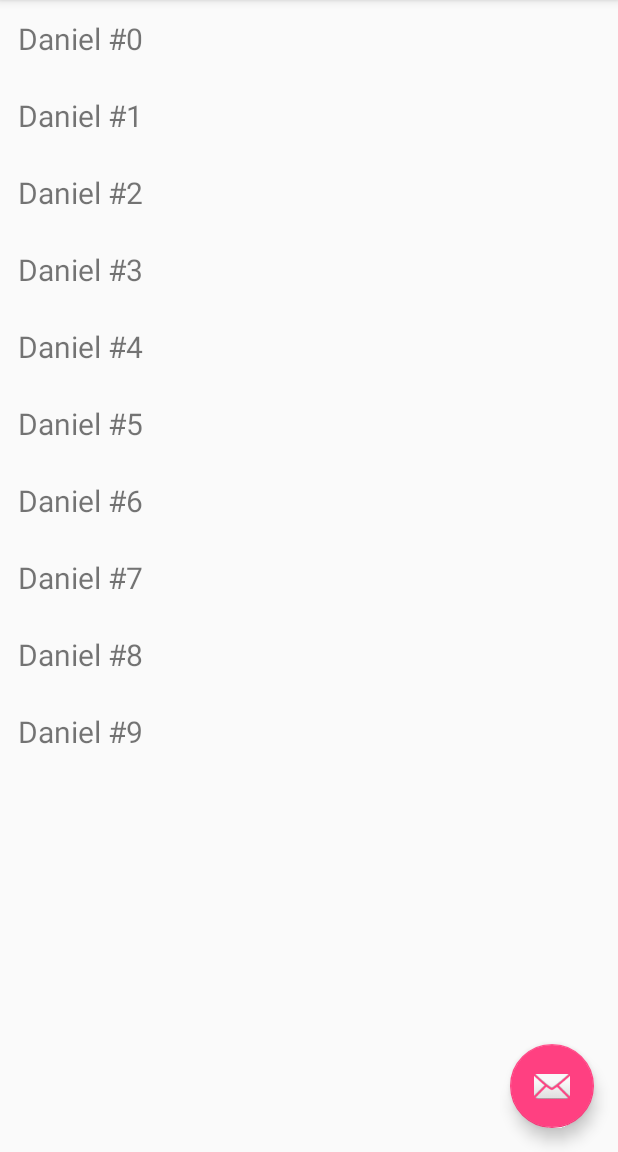
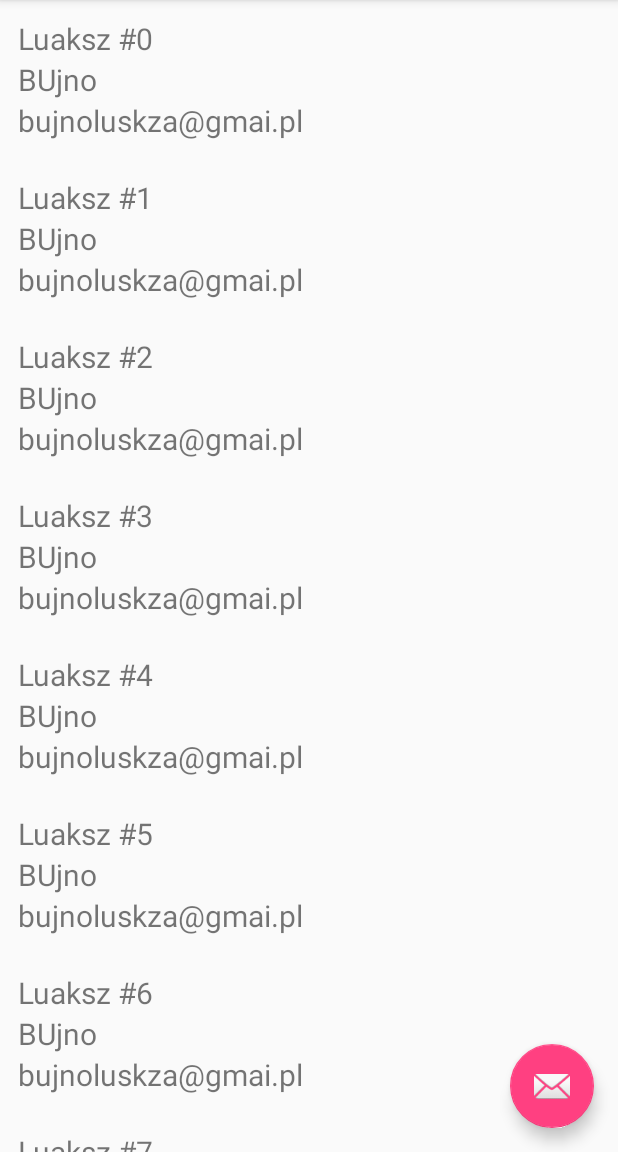
Before and after one commit to cogito96/Android-Baza-Danych, an Android app: the screen it shows after launch (MainActivity), on a phone screen of 412 x 824 dp, the part 84-1236 px from its top. Run offline under Robolectric (Android 15) with nearby library versions, the phone set to English and light mode, and no system bars.

Commit message:
dodanie bazy danych ROOM , oraz wyswietlenie imienia, nazwiska oraz emaila

```diff
--- a/app/build.gradle
+++ b/app/build.gradle
@@ -26,4 +26,7 @@ dependencies {
     testImplementation 'junit:junit:4.12'
     androidTestImplementation 'com.android.support.test:runner:1.0.1'
     androidTestImplementation 'com.android.support.test.espresso:espresso-core:3.0.1'
+
+    implementation "android.arch.persistence.room:runtime:1.0.0"
+    annotationProcessor "android.arch.persistence.room:compiler:1.0.0"
 }
--- a/app/src/main/java/com/example/aa/mydatabase/MainActivity.java
+++ b/app/src/main/java/com/example/aa/mydatabase/MainActivity.java
@@ -10,6 +10,7 @@ import android.support.v7.widget.Toolbar;
 import android.view.View;
 
 import com.example.aa.mydatabase.adapters.UserAdapter;
+import com.example.aa.mydatabase.models.User;
 
 import java.util.ArrayList;
 
@@ -19,7 +20,7 @@ public class MainActivity extends AppCompatActivity {
     RecyclerView recyclerView;
     UserAdapter adapter;
     FloatingActionButton fab;
-    ArrayList<String> users;
+    ArrayList<User>users;
 
     @Override
     protected void onCreate(Bundle savedInstanceState) {
@@ -34,7 +35,8 @@ public class MainActivity extends AppCompatActivity {
 
 
         for (int i =0; i< 10 ; i++){
-            users.add("Daniel #" + i);
+            User user = new User("Luaksz #" + i,"BUjno","bujnoluskza@gmai.pl");
+            users.add(user);
         }
         recyclerView.setLayoutManager(new LinearLayoutManager(this));
         adapter = new UserAdapter(users);
--- a/app/src/main/java/com/example/aa/mydatabase/adapters/UserAdapter.java
+++ b/app/src/main/java/com/example/aa/mydatabase/adapters/UserAdapter.java
@@ -8,6 +8,7 @@ import android.view.ViewGroup;
 import android.widget.TextView;
 
 import com.example.aa.mydatabase.R;
+import com.example.aa.mydatabase.models.User;
 
 import java.util.ArrayList;
 
@@ -17,9 +18,9 @@ import java.util.ArrayList;
 
 public class UserAdapter extends RecyclerView.Adapter <UserAdapter.ViewHolder> {
 
-    ArrayList<String> users;
+    ArrayList<User> users;
 
-    public UserAdapter(ArrayList<String> users) {
+    public UserAdapter(ArrayList<User> users) {
         this.users = users;
     }
 
@@ -31,7 +32,9 @@ public class UserAdapter extends RecyclerView.Adapter <UserAdapter.ViewHolder> {
 
     @Override
     public void onBindViewHolder(UserAdapter.ViewHolder holder, int position) {
-        holder.firstName.setText(users.get(position));
+        holder.firstName.setText(users.get(position).getFirstName());
+        holder.lastName.setText(users.get(position).getLastName());
+        holder.email.setText(users.get(position).getEmail());
     }
 
     @Override
@@ -41,10 +44,14 @@ public class UserAdapter extends RecyclerView.Adapter <UserAdapter.ViewHolder> {
 
     public class ViewHolder extends RecyclerView.ViewHolder {
         public TextView firstName;
+        public TextView lastName;
+        public TextView email;
 
         public ViewHolder(View itemView) {
             super(itemView);
             firstName = itemView.findViewById(R.id.first_name);
+            lastName = itemView.findViewById(R.id.last_name);
+            email = itemView.findViewById(R.id.email);
         }
     }
 }
--- /dev/null
+++ b/app/src/main/java/com/example/aa/mydatabase/models/User.java
@@ -0,0 +1,53 @@
+package com.example.aa.mydatabase.models;
+
+/**
+ * Created by aa on 17.12.2017.
+ */
+
+public class User {
+    public User(String firstName, String lastName, String email) {
+        this.firstName = firstName;
+        this.lastName = lastName;
+        this.email = email;
+    }
+
+    private int id;
+
+    private String firstName;
+
+    private String lastName;
+
+    private String email;
+
+    public int getId() {
+        return id;
+    }
+
+    public void setId(int id) {
+        this.id = id;
+    }
+
+    public String getFirstName() {
+        return firstName;
+    }
+
+    public void setFirstName(String firstName) {
+        this.firstName = firstName;
+    }
+
+    public String getLastName() {
+        return lastName;
+    }
+
+    public void setLastName(String lastName) {
+        this.lastName = lastName;
+    }
+
+    public String getEmail() {
+        return email;
+    }
+
+    public void setEmail(String email) {
+        this.email = email;
+    }
+}
--- a/app/src/main/res/layout/user_row.xml
+++ b/app/src/main/res/layout/user_row.xml
@@ -9,4 +9,16 @@
         android:textSize="20sp"
         android:layout_width="match_parent"
         android:layout_height="wrap_content"/>
+
+    <TextView
+        android:id="@+id/last_name"
+        android:textSize="20sp"
+        android:layout_width="match_parent"
+        android:layout_height="wrap_content"/>
+
+    <TextView
+        android:id="@+id/email"
+        android:textSize="20sp"
+        android:layout_width="match_parent"
+        android:layout_height="wrap_content"/>
 </LinearLayout>
--- a/build.gradle
+++ b/build.gradle
@@ -19,6 +19,7 @@ allprojects {
     repositories {
         google()
         jcenter()
+        maven { url 'https://maven.google.com' }
     }
 }
 
```
